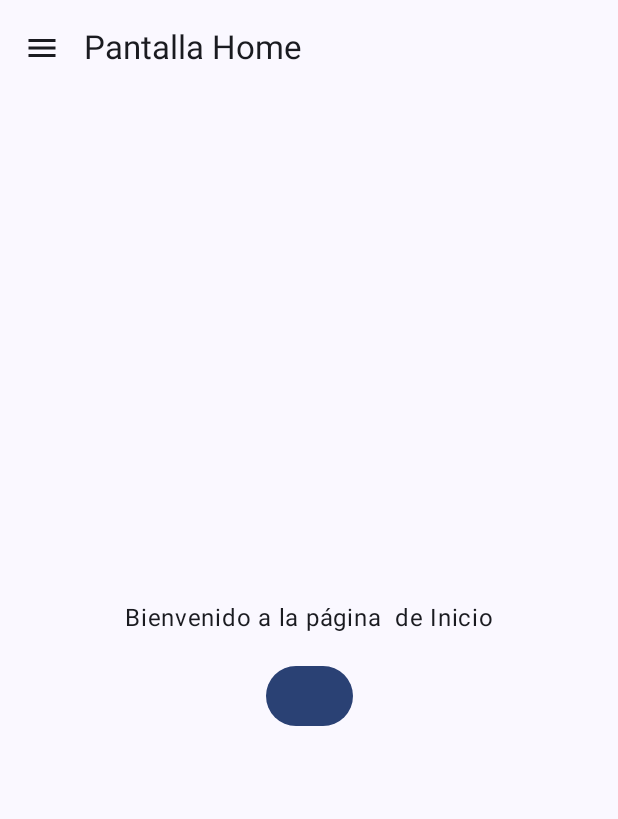
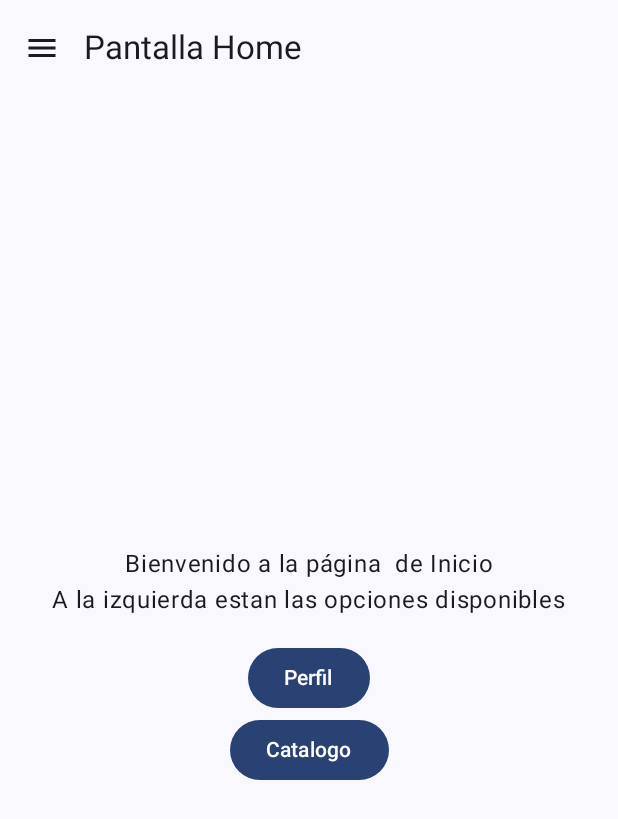
Before and after one commit to ERAM4/kolin, an Android app built with Jetpack Compose: the HomeScreen screen opened through its navigation route, on a phone screen of 412 x 824 dp. Shown: the top 819 px of the screen. Run offline under Robolectric (Android 15) with nearby library versions, the phone set to English and light mode, and no system bars; our stand-ins replace Room's generated code.

```diff
--- a/app/src/main/java/com/example/teacherstore/ui/screens/HomeScreen.kt
+++ b/app/src/main/java/com/example/teacherstore/ui/screens/HomeScreen.kt
@@ -93,9 +93,15 @@ fun HomeScreen(
 
             ){
                 Text("Bienvenido a la página  de Inicio")
+                Text("A la izquierda estan las opciones disponibles")
                 Spacer(modifier=Modifier.height(16.dp))
-                Button(onClick = {viewModel.navigateTo(AppRoute.Settings)}) {
-
+                Button(onClick = {viewModel.navigateTo(AppRoute.Profile)}) {
+                    Text("Perfil")
+                }
+                Button(onClick = {
+                    viewModel.navigateTo(AppRoute.Catalog)
+                }) {
+                    Text("Catalogo")
                 }
 
 
--- a/app/src/main/java/com/example/teacherstore/ui/screens/MainScreen.kt
+++ b/app/src/main/java/com/example/teacherstore/ui/screens/MainScreen.kt
@@ -34,14 +34,14 @@ fun MainScreen(
             horizontalAlignment = Alignment.CenterHorizontally,
             verticalArrangement = Arrangement.Center
         ) {
-            Text("Welcum to Level Up-gamer!")
+            Text("Bienvenido a Level Up-gamer!")
 
             Spacer(modifier = Modifier.height(16.dp)) // Añade espacio
 
             Button(onClick = {
                 viewModel.navigateTo(AppRoute.Login)
             }) {
-                Text("Ir al login")
+                Text("Iniciar sesion")
             }
 
             Spacer(modifier = Modifier.height(8.dp)) // Añade espacio
@@ -49,19 +49,8 @@ fun MainScreen(
             Button(onClick = {
                 viewModel.navigateTo(AppRoute.Register)
             }) {
-                Text("Ir al registro")
+                Text("Registrarse")
             }
-
-            Spacer(modifier = Modifier.height(8.dp)) // Añade espacio
-
-            // --- BOTÓN PARA IR AL CATÁLOGO ---
-            Button(onClick = {
-
-                viewModel.navigateTo(AppRoute.Catalog)
-            }) {
-                Text("Ver Catálogo")
-            }
-            // ------------------------------------
         }
     }
 }
```
Also changed, not shown: app/src/main/java/com/example/teacherstore/ui/screens/CatalogoScreen.kt (+75 -92 lines), app/src/main/java/com/example/teacherstore/ui/screens/LoginScreen.kt (+7 -14 lines).
